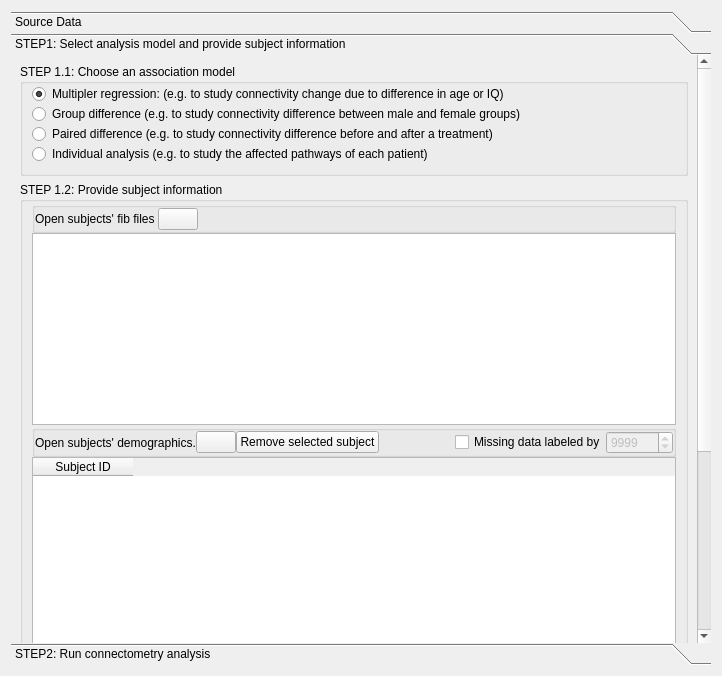
Old version of the form tracking/vbc_dialog.ui in the repository frankyeh/DSI-Studio.
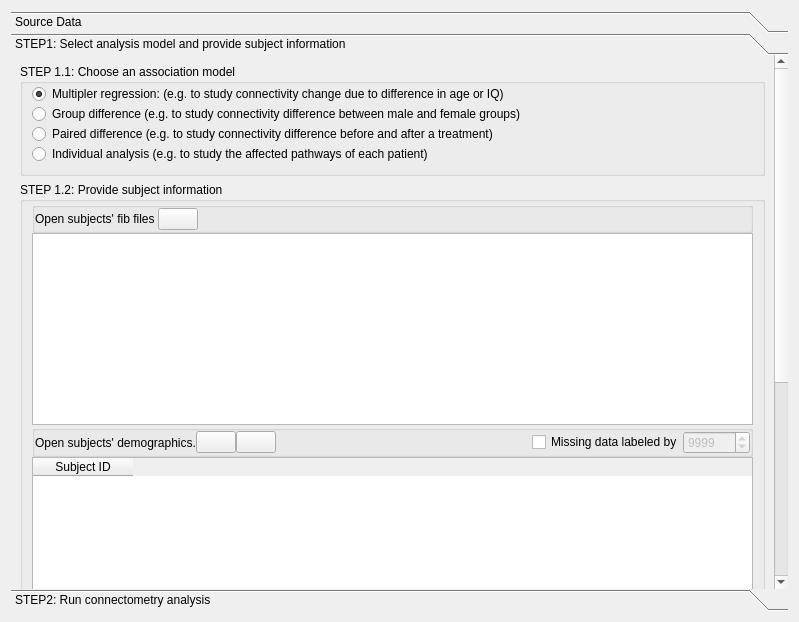
New version of the form. Icons and pictures are not drawn. Custom widgets are drawn as their Qt base class.

Commit message: Con't

```diff
--- a/tracking/vbc_dialog.ui
+++ b/tracking/vbc_dialog.ui
@@ -6,8 +6,8 @@
    <rect>
     <x>0</x>
     <y>0</y>
-    <width>722</width>
-    <height>676</height>
+    <width>799</width>
+    <height>622</height>
    </rect>
   </property>
   <property name="windowTitle">
@@ -378,9 +378,9 @@
          <property name="geometry">
           <rect>
            <x>0</x>
-           <y>-320</y>
-           <width>679</width>
-           <height>902</height>
+           <y>-358</y>
+           <width>756</width>
+           <height>886</height>
           </rect>
          </property>
          <attribute name="label">
@@ -587,7 +587,7 @@
                      </size>
                     </property>
                     <property name="text">
-                     <string>Remove selected subject</string>
+                     <string/>
                     </property>
                     <property name="icon">
                      <iconset resource="../icons.qrc">
```
Left out of the diff: 21 changed lines with no effect on the pictures.
